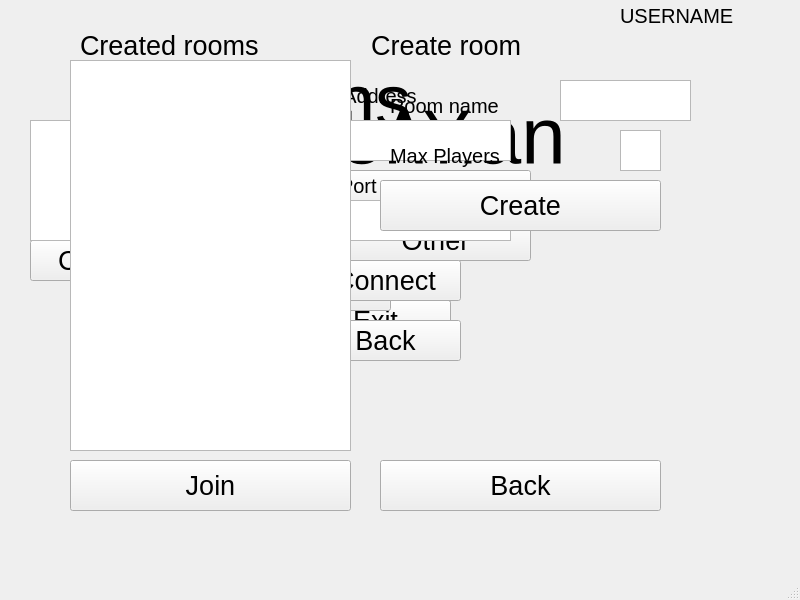
Putrus/Bomberman, file Game/bomberman.ui: the form before one commit.
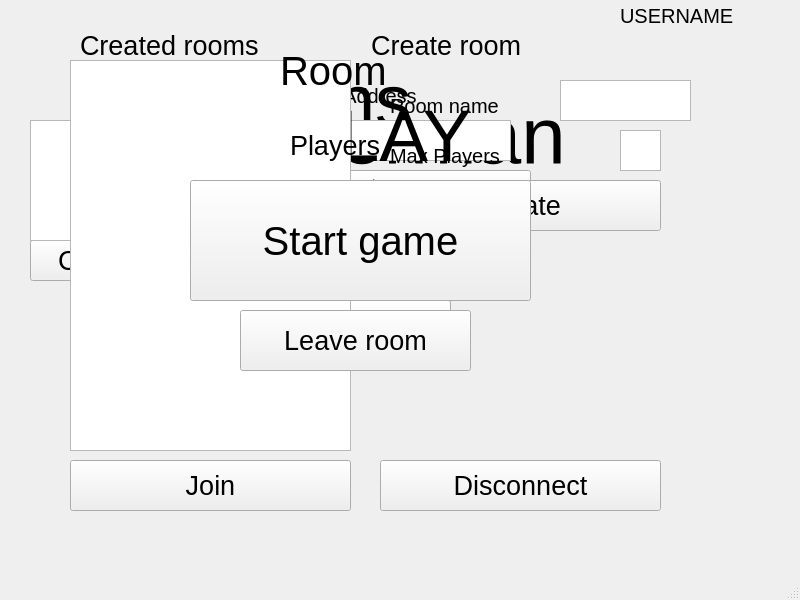
The form after the commit.

Commit message: Start game is done!

What changed in the file:
```diff
--- a/Game/bomberman.ui
+++ b/Game/bomberman.ui
@@ -452,7 +452,7 @@
       </font>
      </property>
      <property name="text">
-      <string>Back</string>
+      <string>Disconnect</string>
      </property>
     </widget>
     <widget class="QTextEdit" name="textEditRoomName">
@@ -637,12 +637,98 @@
      </property>
     </widget>
    </widget>
-   <zorder>playMenu</zorder>
+   <widget class="QWidget" name="roomMenu" native="true">
+    <property name="enabled">
+     <bool>true</bool>
+    </property>
+    <property name="geometry">
+     <rect>
+      <x>20</x>
+      <y>20</y>
+      <width>661</width>
+      <height>541</height>
+     </rect>
+    </property>
+    <widget class="QLabel" name="labelRoomName2">
+     <property name="geometry">
+      <rect>
+       <x>260</x>
+       <y>-10</y>
+       <width>421</width>
+       <height>121</height>
+      </rect>
+     </property>
+     <property name="font">
+      <font>
+       <pointsize>30</pointsize>
+      </font>
+     </property>
+     <property name="text">
+      <string>Room</string>
+     </property>
+    </widget>
+    <widget class="QPushButton" name="startGameButton">
+     <property name="geometry">
+      <rect>
+       <x>170</x>
+       <y>160</y>
+       <width>341</width>
+       <height>121</height>
+      </rect>
+     </property>
+     <property name="font">
+      <font>
+       <pointsize>30</pointsize>
+      </font>
+     </property>
+     <property name="text">
+      <string>Start game</string>
+     </property>
+    </widget>
+    <widget class="QPushButton" name="leaveRoomButton">
+     <property name="geometry">
+      <rect>
+       <x>220</x>
+       <y>290</y>
+       <width>231</width>
+       <height>61</height>
+      </rect>
+     </property>
+     <property name="font">
+      <font>
+       <pointsize>20</pointsize>
+      </font>
+     </property>
+     <property name="text">
+      <string>Leave room</string>
+     </property>
+    </widget>
+    <widget class="QLabel" name="labelPlayers">
+     <property name="geometry">
+      <rect>
+       <x>270</x>
+       <y>90</y>
+       <width>191</width>
+       <height>71</height>
+      </rect>
+     </property>
+     <property name="font">
+      <font>
+       <pointsize>20</pointsize>
+      </font>
+     </property>
+     <property name="text">
+      <string>Players</string>
+     </property>
+    </widget>
+   </widget>
    <zorder>menu</zorder>
    <zorder>optionsMenu</zorder>
    <zorder>username</zorder>
    <zorder>connectMenu</zorder>
+   <zorder>playMenu</zorder>
    <zorder>onlineMenu</zorder>
+   <zorder>roomMenu</zorder>
   </widget>
   <widget class="QMenuBar" name="menubar">
    <property name="geometry">
```
The commit also changes 13 other files.
